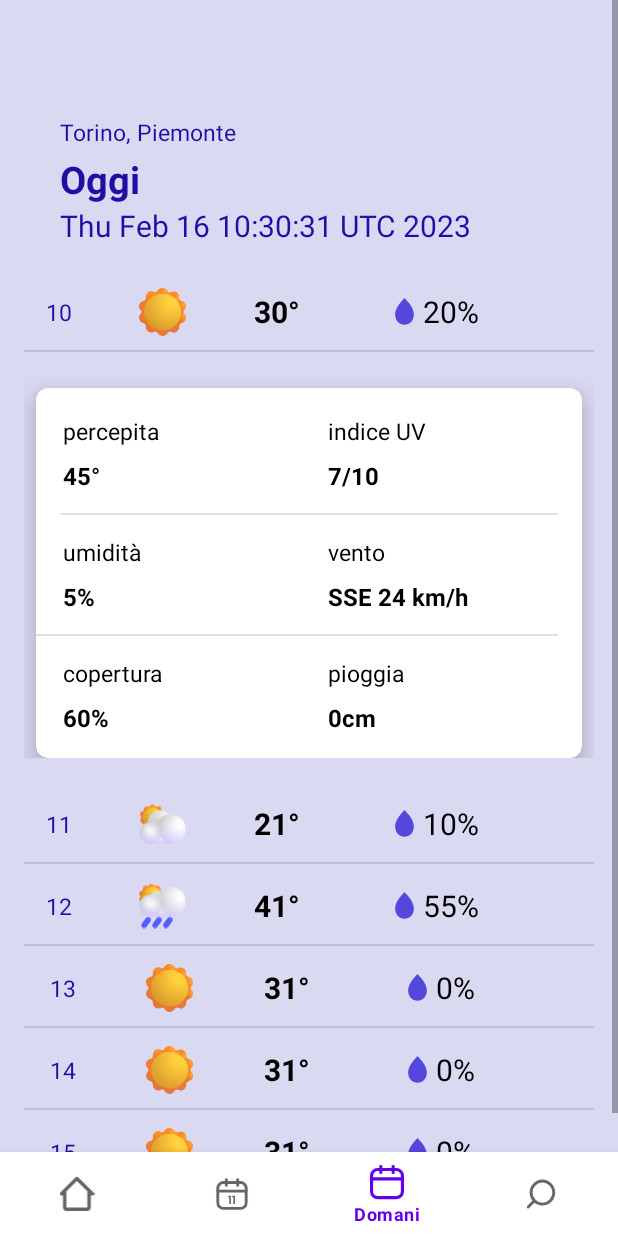
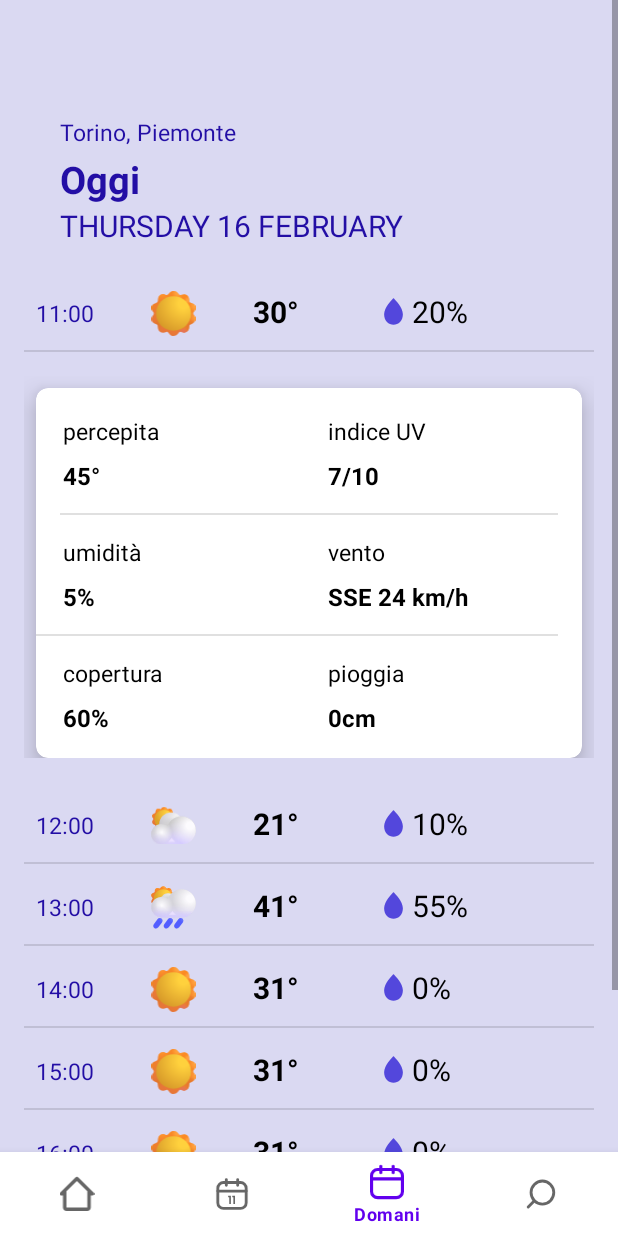
Before and after one commit to develhope/forecast_app_android3_team1, an Android app: the SpecificDayFragment screen opened through its navigation route, on a phone screen of 412 x 824 dp. Run offline under Robolectric (Android 15) with nearby library versions, the phone set to English and light mode, and no system bars; our stand-ins replace navigation-ui.

Commit message:
fix layout and offsetdatatime

```diff
--- a/app/build.gradle
+++ b/app/build.gradle
@@ -55,7 +55,7 @@ dependencies {
     implementation "androidx.navigation:navigation-compose:$nav_version"
 
     implementation 'androidx.core:core-ktx:1.9.0'
-    implementation 'androidx.appcompat:appcompat:1.6.0'
+    implementation 'androidx.appcompat:appcompat:1.6.1'
     implementation 'com.google.android.material:material:1.8.0'
     implementation 'androidx.constraintlayout:constraintlayout:2.1.4'
     testImplementation 'junit:junit:4.13.2'
@@ -68,4 +68,5 @@ dependencies {
     androidTestImplementation 'androidx.test.espresso:espresso-core:3.5.1'
     androidTestImplementation 'androidx.test.espresso:espresso-contrib:3.5.1'
     testImplementation 'org.mockito:mockito-core:3.12.4'
+    implementation 'org.threeten:threetenbp:1.6.3'
 }
--- a/app/src/main/java/co/develhope/meteoapp/data/Datasource.kt
+++ b/app/src/main/java/co/develhope/meteoapp/data/Datasource.kt
@@ -9,6 +9,7 @@ import co.develhope.meteoapp.data.domainmodel.SpecyficDayForecastSummary
 import co.develhope.meteoapp.data.domainmodel.TitleForecast
 import co.develhope.meteoapp.data.domainmodel.WeatherCondition
 import co.develhope.meteoapp.ui.adapter.searchscreen.SearchScreenItems
+import org.threeten.bp.OffsetDateTime
 import java.util.Date
 
 
@@ -97,10 +98,10 @@ object Datasource {
                     lat = 2.3,
                     long = 4.4,
                     titleGiorno = "Oggi",
-                    titleData = Date()
+                    titleData = OffsetDateTime.now()
                 ),
                 row = RowForecast (
-                    time = 10,
+                    time = OffsetDateTime.now().hour.plus(1),
                     weatherCondition = WeatherCondition.SUNNY,
                     humidity = 20,
                     temp = 30
@@ -121,10 +122,10 @@ object Datasource {
                     lat = 2.3,
                     long = 4.4,
                     titleGiorno = "Oggi",
-                    titleData = Date()
+                    titleData = OffsetDateTime.now()
                 ),
                 row = RowForecast (
-                    time = 11,
+                    time = OffsetDateTime.now().hour.plus(2),
                     weatherCondition = WeatherCondition.CLOUDY,
                     humidity = 10,
                     temp = 21
@@ -145,10 +146,10 @@ object Datasource {
                     lat = 2.3,
                     long = 4.4,
                     titleGiorno = "Oggi",
-                    titleData = Date()
+                    titleData = OffsetDateTime.now()
                 ),
                 row = RowForecast (
-                    time = 12,
+                    time = OffsetDateTime.now().hour.plus(3),
                     weatherCondition = WeatherCondition.RAIN,
                     humidity = 55,
                     temp = 41
@@ -169,10 +170,10 @@ object Datasource {
                     lat = 2.3,
                     long = 4.4,
                     titleGiorno = "Oggi",
-                    titleData = Date()
+                    titleData = OffsetDateTime.now()
                 ),
                 row = RowForecast (
-                    time = 13,
+                    time = OffsetDateTime.now().hour.plus(4),
                     weatherCondition = WeatherCondition.SUNNY,
                     humidity = 0,
                     temp = 31
@@ -193,10 +194,10 @@ object Datasource {
                     lat = 2.3,
                     long = 4.4,
                     titleGiorno = "Oggi",
-                    titleData = Date()
+                    titleData = OffsetDateTime.now()
                 ),
                 row = RowForecast (
-                    time = 14,
+                    time = OffsetDateTime.now().hour.plus(5),
                     weatherCondition = WeatherCondition.SUNNY,
                     humidity = 0,
                     temp = 31
@@ -217,10 +218,34 @@ object Datasource {
                     lat = 2.3,
                     long = 4.4,
                     titleGiorno = "Oggi",
-                    titleData = Date()
+                    titleData = OffsetDateTime.now()
                 ),
                 row = RowForecast (
-                    time = 15,
+                    time = OffsetDateTime.now().hour.plus(6),
+                    weatherCondition = WeatherCondition.SUNNY,
+                    humidity = 0,
+                    temp = 31
+                ),
+                card = CardForecast(
+                    percepita = 45,
+                    humidity = 60,
+                    copertura = 24,
+                    uv = 5,
+                    vento = 7,
+                    pioggia = 0
+                )
+            ),
+            SpecyficDayForecastSummary(
+                title = TitleForecast(
+                    city = "Torino",
+                    region = "Piemonte",
+                    lat = 2.3,
+                    long = 4.4,
+                    titleGiorno = "Oggi",
+                    titleData = OffsetDateTime.now()
+                ),
+                row = RowForecast (
+                    time = OffsetDateTime.now().hour.plus(7),
                     weatherCondition = WeatherCondition.SUNNY,
                     humidity = 0,
                     temp = 31
--- a/app/src/main/java/co/develhope/meteoapp/data/domainmodel/RowForecast.kt
+++ b/app/src/main/java/co/develhope/meteoapp/data/domainmodel/RowForecast.kt
@@ -1,4 +1,6 @@
 package co.develhope.meteoapp.data.domainmodel
+
+import java.time.OffsetDateTime
 
 data class RowForecast(
     val time: Int,
--- a/app/src/main/java/co/develhope/meteoapp/data/domainmodel/TitleForecast.kt
+++ b/app/src/main/java/co/develhope/meteoapp/data/domainmodel/TitleForecast.kt
@@ -1,5 +1,6 @@
 package co.develhope.meteoapp.data.domainmodel
 
+import org.threeten.bp.OffsetDateTime
 import java.util.Date
 
 data class TitleForecast(
@@ -8,5 +9,5 @@ data class TitleForecast(
     val lat: Double,
     val long: Double,
     val titleGiorno: String,
-    val titleData: Date
+    val titleData: OffsetDateTime
 )
--- a/app/src/main/java/co/develhope/meteoapp/ui/adapter/specificday/RowViewHolder.kt
+++ b/app/src/main/java/co/develhope/meteoapp/ui/adapter/specificday/RowViewHolder.kt
@@ -16,7 +16,7 @@ class RowViewHolder(private val view: View) : RecyclerView.ViewHolder(view) {
     private val textViewRow3: TextView = view.findViewById(R.id.humidity_textview)
 
     fun bind(detailsRow: SpecyfDayScreenItem.DetailsRow) {
-        textViewRow.text = detailsRow.rowForecast.row.time.toString()
+        textViewRow.text = itemView.context.getString(R.string.ora_giorno, detailsRow.rowForecast.row.time.toString())
         when (detailsRow.rowForecast.row.weatherCondition) {
             WeatherCondition.SUNNY -> imageViewRow.setImageResource(R.drawable.ic_icon_sun)
             WeatherCondition.RAIN -> imageViewRow.setImageResource(R.drawable.ic_icon_rain)
--- a/app/src/main/java/co/develhope/meteoapp/ui/adapter/specificday/TitleViewHolder.kt
+++ b/app/src/main/java/co/develhope/meteoapp/ui/adapter/specificday/TitleViewHolder.kt
@@ -14,7 +14,7 @@ class TitleViewHolder(private val view: View) : RecyclerView.ViewHolder(view) {
 
     fun bind(detailsTitle: SpecyfDayScreenItem.DetailsTitle) {
         textViewTitle.text = detailsTitle.titleForecast.titleGiorno
-        textViewTitle2.text = detailsTitle.titleForecast.titleData.toString()
+        textViewTitle2.text = itemView.context.getString(R.string.data_today, detailsTitle.titleForecast.titleData.dayOfWeek.name, detailsTitle.titleForecast.titleData.dayOfMonth.toString(),detailsTitle.titleForecast.titleData.month.name)
         textViewTitle3.text = itemView.context.getString(R.string.simbol_virgola, detailsTitle.titleForecast.city,detailsTitle.titleForecast.region)
 
     }
--- a/app/src/main/res/layout/item_row.xml
+++ b/app/src/main/res/layout/item_row.xml
@@ -14,21 +14,19 @@
         android:layout_width="wrap_content"
         android:layout_height="wrap_content"
         android:layout_marginStart="@dimen/margin_24"
-        android:text="@string/ora_giorno_12"
-        app:layout_constraintBottom_toBottomOf="@+id/icon_weather_imageview"
-        app:layout_constraintEnd_toStartOf="@+id/icon_weather_imageview"
+        android:layout_marginTop="18dp"
+        android:text="@string/ora_giorno"
         app:layout_constraintStart_toStartOf="parent"
-        app:layout_constraintTop_toTopOf="@+id/icon_weather_imageview" />
+        app:layout_constraintTop_toTopOf="parent" />
 
     <ImageView
         android:id="@+id/icon_weather_imageview"
         android:layout_width="@dimen/margin_31"
         android:layout_height="@dimen/margin_32"
         android:layout_marginStart="@dimen/margin_38"
-        app:layout_constraintBottom_toBottomOf="@+id/temperature_textview"
-        app:layout_constraintEnd_toStartOf="@+id/temperature_textview"
+        android:layout_marginTop="14dp"
         app:layout_constraintStart_toEndOf="@+id/today_hour_textview"
-        app:layout_constraintTop_toTopOf="@+id/temperature_textview"
+        app:layout_constraintTop_toTopOf="parent"
         tools:ignore="ImageContrastCheck"
         tools:srcCompat="@drawable/ic_icon_sun" />
 
@@ -38,11 +36,10 @@
         android:layout_width="wrap_content"
         android:layout_height="wrap_content"
         android:layout_marginStart="@dimen/margin_38"
+        android:layout_marginTop="14dp"
         android:text="@string/temperatura_giorno_20"
-        app:layout_constraintBottom_toBottomOf="@+id/humidity_textview"
-        app:layout_constraintEnd_toStartOf="@+id/humidity_textview"
         app:layout_constraintStart_toEndOf="@+id/icon_weather_imageview"
-        app:layout_constraintTop_toTopOf="@+id/humidity_textview" />
+        app:layout_constraintTop_toTopOf="parent" />
 
 
     <TextView
@@ -52,11 +49,9 @@
         android:layout_height="wrap_content"
         android:layout_marginStart="@dimen/margin_56"
         android:layout_marginTop="@dimen/margin_14"
-        android:layout_marginEnd="@dimen/margin_86"
         android:drawablePadding="@dimen/grandezza_5"
         android:text="@string/humidity_10"
         app:drawableStartCompat="@drawable/ic_icon_humidity"
-        app:layout_constraintEnd_toEndOf="parent"
         app:layout_constraintStart_toEndOf="@+id/temperature_textview"
         app:layout_constraintTop_toTopOf="parent" />
 
--- a/app/src/main/res/values/dimens.xml
+++ b/app/src/main/res/values/dimens.xml
@@ -31,8 +31,8 @@
     <dimen name="margin_16">16dp</dimen>
     <dimen name="margin_24">24dp</dimen>
     <dimen name="margin_46">46dp</dimen>
-    <dimen name="margin_31">31dp</dimen>
-    <dimen name="margin_32">32dp</dimen>
+    <dimen name="margin_31">30dp</dimen>
+    <dimen name="margin_32">30dp</dimen>
     <dimen name="margin_38">38dp</dimen>
     <dimen name="grandezza_5">5sp</dimen>
     <dimen name="margin_86">86dp</dimen>
--- a/app/src/main/res/values/strings.xml
+++ b/app/src/main/res/values/strings.xml
@@ -22,12 +22,13 @@
 
     //--- titile ---
 
-    <string name="data_today">10.01.2023</string>
+    <string name="data_today">%s %s %s</string>
 
     //--- row ---
-    <string name="ora_giorno_12">12.00</string>
+    <string name="ora_giorno">%s:00</string>
     <string name="temperatura_giorno_20">20°</string>
     <string name="humidity_10">10%</string>
+
 
     //--- card ---
     <string name="percepita_card">percepita</string>
```
